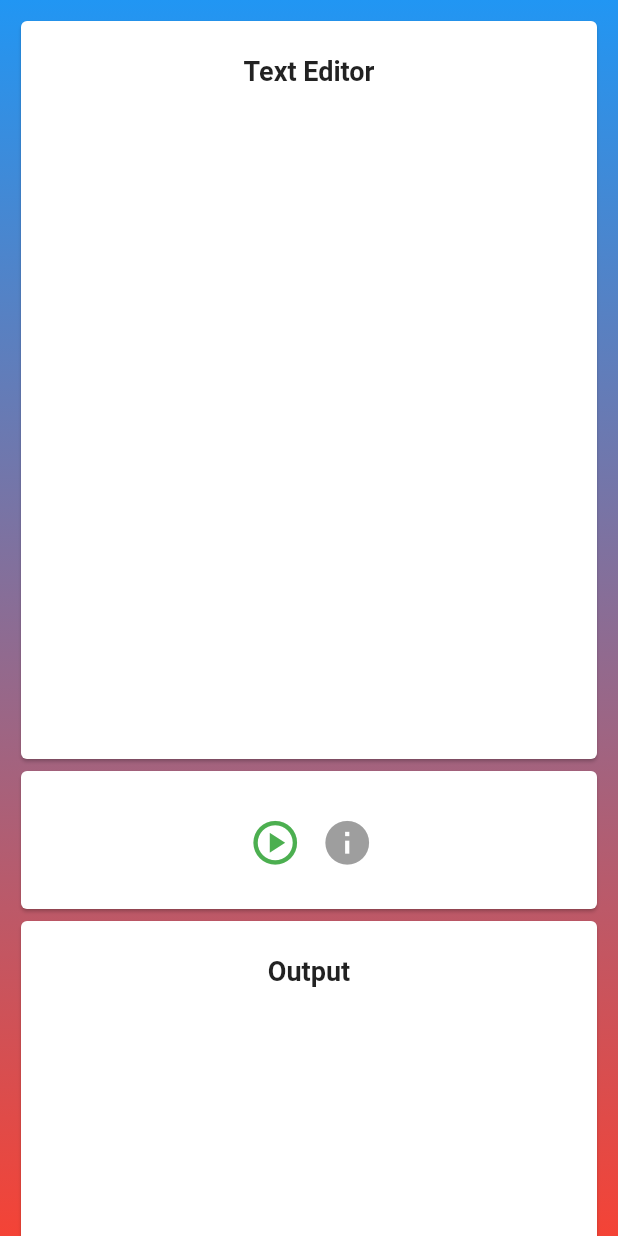
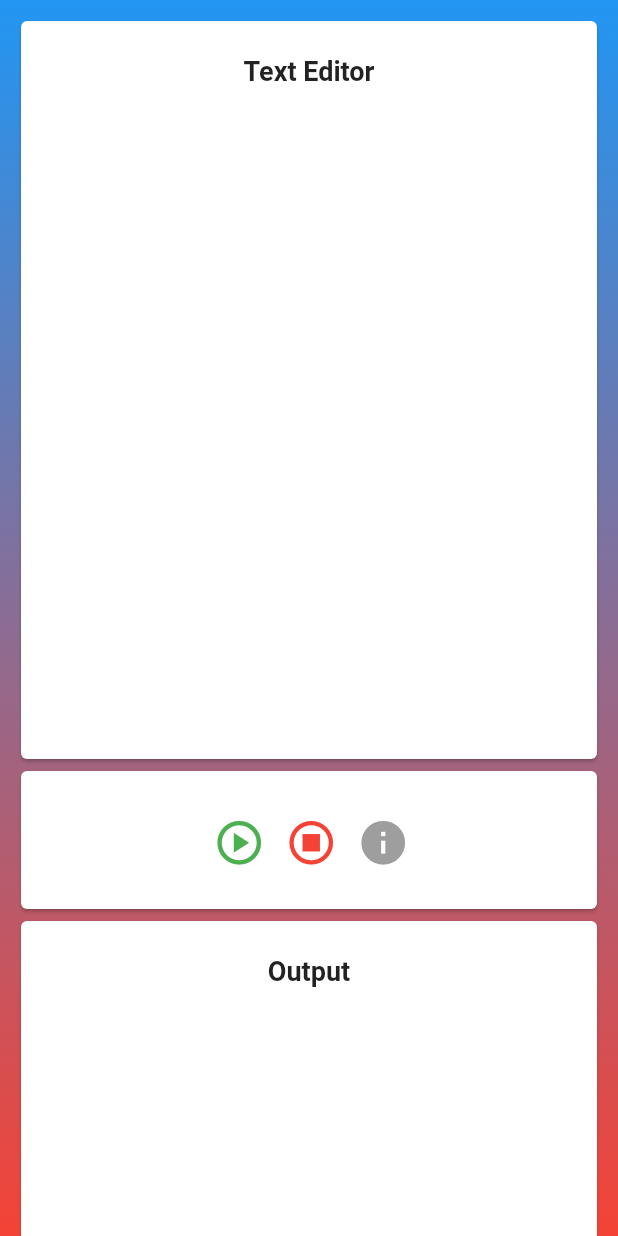
Before and after one commit to Junaidhassan99/mips_simulator, a Flutter app: the screen it shows after launch, on a phone screen of 412 x 824 dp. Run offline on Flutter 3.47's test engine with Material 2 defaults, Android fonts, the phone set to English and light mode, and no system bars.

Commit message:
Stop button added

```diff
--- a/lib/screens/home_screen.dart
+++ b/lib/screens/home_screen.dart
@@ -15,6 +15,7 @@ class _HomeScreenState extends State<HomeScreen> {
   List<int> x = List.filled(31, 0);
   int _lineNumberUnderExecutuion = 0;
   int _numberOfLines = 0;
+  bool _stopExecution = false;
 
   List<Instruction> instructionList = [];
   List<Branch> branchList = [];
@@ -306,6 +307,16 @@ class _HomeScreenState extends State<HomeScreen> {
                                 ),
                               ),
                               IconButton(
+                                onPressed: () {
+                                  print('stop');
+                                },
+                                icon: const Icon(
+                                  Icons.stop_circle_outlined,
+                                  color: Colors.red,
+                                  size: 35,
+                                ),
+                              ),
+                              IconButton(
                                 onPressed: () async {
                                   await _infoDialog();
                                 },
```
